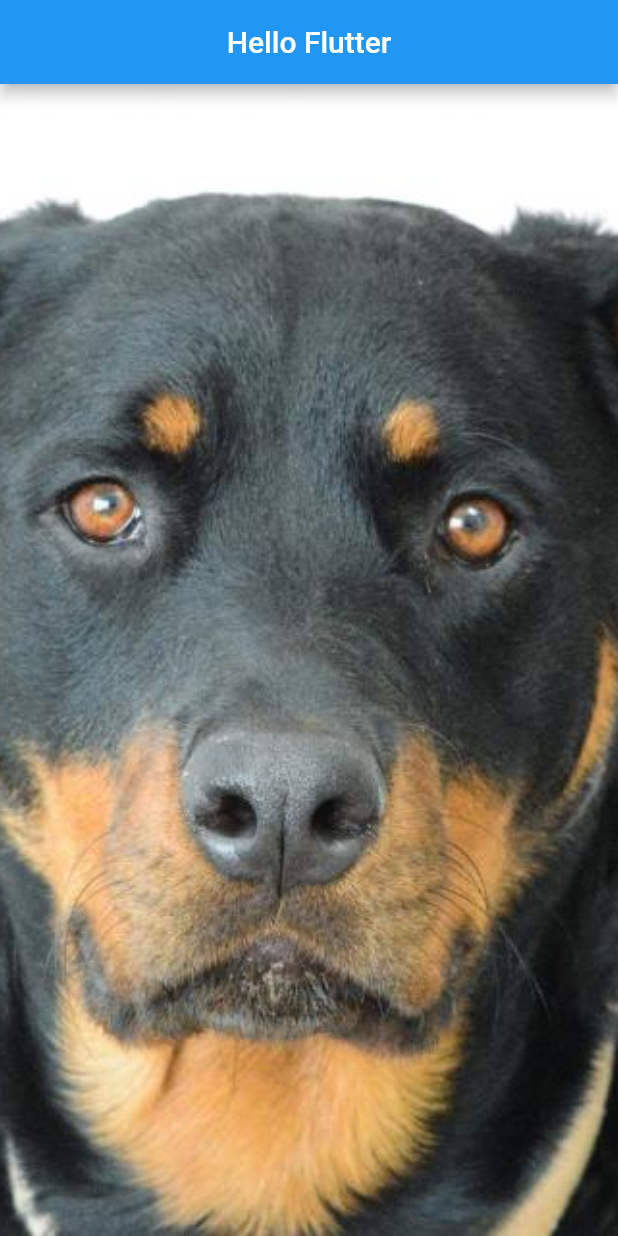
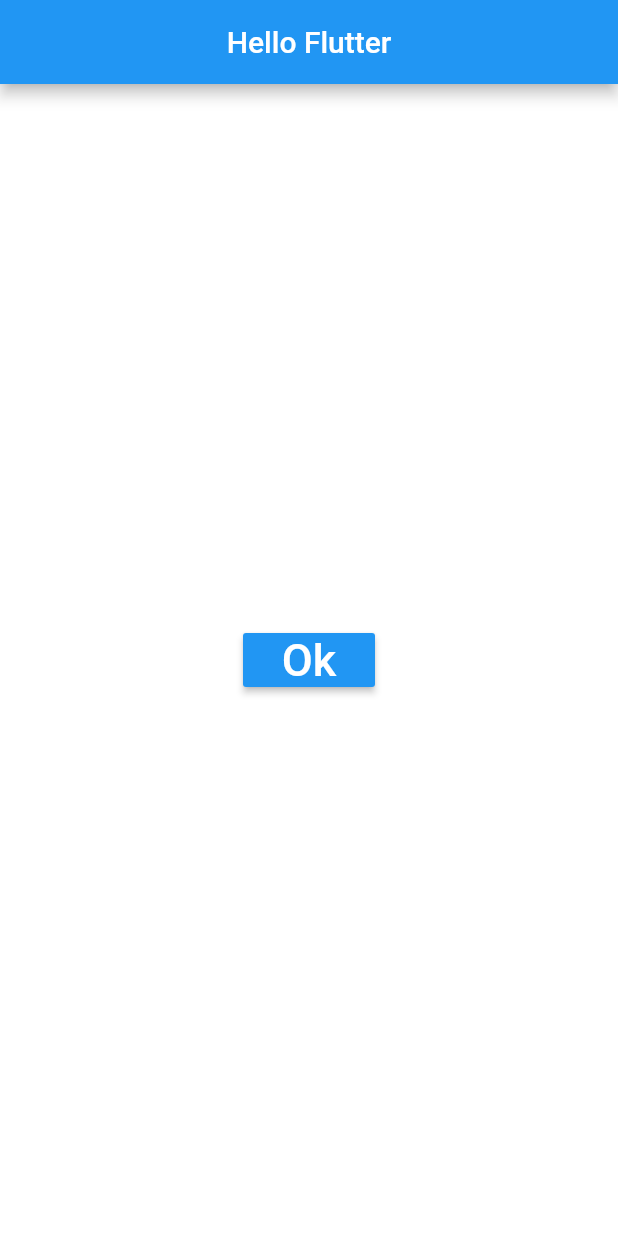
Before and after one commit to robertov8/flutterbasicoewidgets, a Flutter app: the screen it shows after launch, on a phone screen of 412 x 824 dp. Run offline on Flutter 3.47's test engine with Material 2 defaults, Android fonts, the phone set to English and light mode, and no system bars.

Commit message:
35 - Button

```diff
--- a/lib/pages/home_page.dart
+++ b/lib/pages/home_page.dart
@@ -15,10 +15,25 @@ class HomePage extends StatelessWidget {
   _body() {
     return Container(
       color: Colors.white,
-      child: SizedBox.expand(
-        child: _img(),
+      child: Center(
+        child: _button(),
       ),
     );
+  }
+
+  _button() {
+    return RaisedButton(
+      color: Colors.blue,
+      onPressed: () => _onClickOk(),
+      child: Text(
+        'Ok',
+        style: TextStyle(color: Colors.white, fontSize: 30),
+      ),
+    );
+  }
+
+  void _onClickOk() {
+    print('Clicou no botão');
   }
 
   _img() {
```
